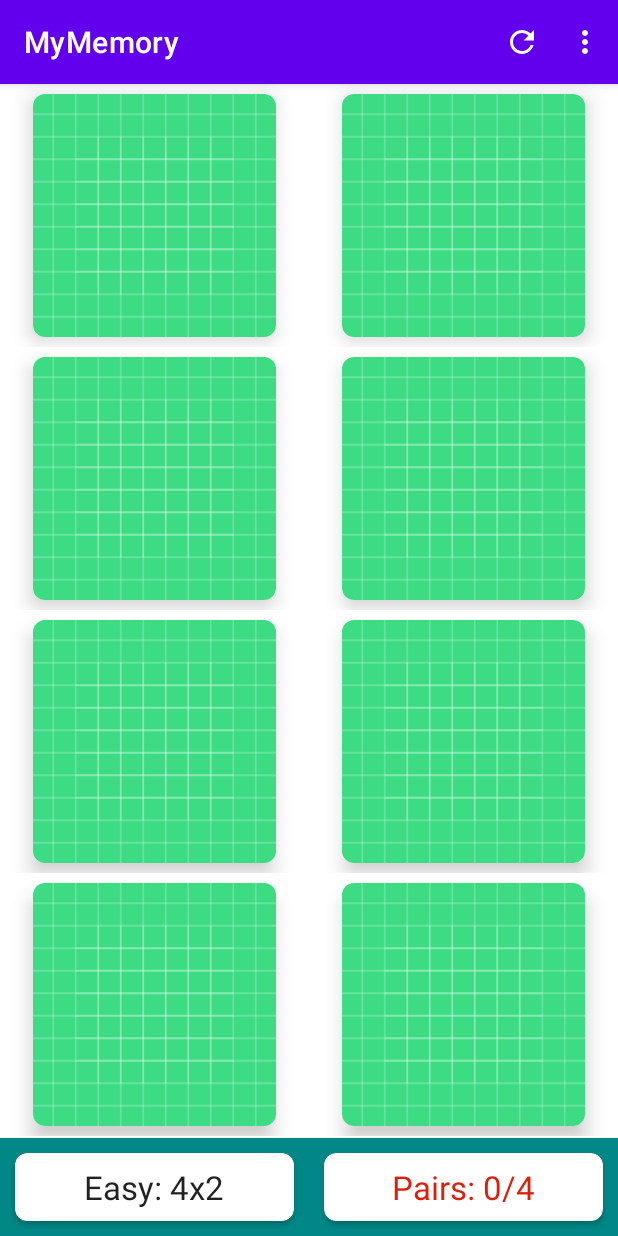
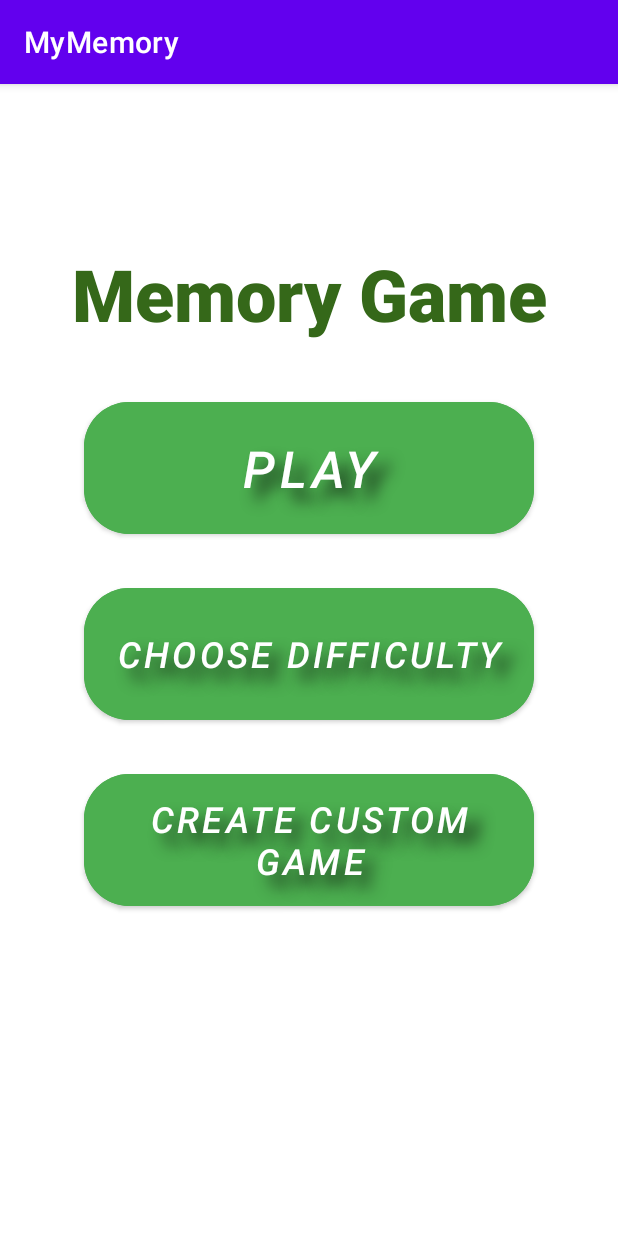
Before and after one commit to Promess02/MyMemory, an Android app: the screen it shows after launch (MainActivity), on a phone screen of 412 x 824 dp. Run offline under Robolectric (Android 15) with nearby library versions, the phone set to English and light mode, and no system bars; our stand-ins replace Firebase (no records; nobody signed in at launch, a user with empty details on screens opened directly).

Commit message:
added menu

```diff
--- a/app/src/main/java/com/example/mymemory/MainActivity.kt
+++ b/app/src/main/java/com/example/mymemory/MainActivity.kt
@@ -1,146 +1,67 @@
 package com.example.mymemory
 
-import android.animation.ArgbEvaluator
-import android.app.Activity
 import android.content.Intent
-import androidx.appcompat.app.AppCompatActivity
 import android.os.Bundle
-import android.util.Log
 import android.view.LayoutInflater
-import android.view.Menu
-import android.view.MenuItem
 import android.view.View
+import android.widget.Button
 import android.widget.RadioGroup
 import android.widget.TextView
 import androidx.appcompat.app.AlertDialog
-import androidx.constraintlayout.widget.ConstraintLayout
-import androidx.core.content.ContextCompat
-import androidx.recyclerview.widget.GridLayoutManager
-import androidx.recyclerview.widget.RecyclerView
+import androidx.appcompat.app.AppCompatActivity
 import com.example.mymemory.models.BoardSize
-import com.example.mymemory.models.MemoryGame
-import com.example.mymemory.models.UserImageList
 import com.example.mymemory.utils.EXTRA_BOARD_SIZE
-import com.example.mymemory.utils.EXTRA_GAME_NAME
-import com.google.android.material.snackbar.Snackbar
 import com.google.firebase.firestore.ktx.firestore
 import com.google.firebase.ktx.Firebase
 
-class MainActivity : AppCompatActivity() {
-
+class MainActivity: AppCompatActivity(){
     companion object {
         private const val TAG = "MainActivity"
         private const val CREATE_REQUEST_CODE = 248
     }
 
-    private lateinit var clRoot: ConstraintLayout
-    private lateinit var adapter: MemoryBoardAdapter
-    private lateinit var memoryGame: MemoryGame
-    private lateinit var rvBoard: RecyclerView
-    private lateinit var tvNumMoves: TextView
-    private lateinit var tvNumPairs: TextView
+    private lateinit var GameName: TextView
+    private lateinit var playButton: Button
+    private lateinit var diffButton: Button
+    private lateinit var customBtn: Button
     private val db = Firebase.firestore
     private var gameName: String? = null
-    private var customGameImages: List<String>?=null
+    private var boardSize: BoardSize = BoardSize.EASY
 
-    private var boardSize: BoardSize = BoardSize.EASY
 
     override fun onCreate(savedInstanceState: Bundle?) {
 
         super.onCreate(savedInstanceState)
-        setContentView(R.layout.activity_main)
+        setContentView(R.layout.menu)
 
-        clRoot = findViewById(R.id.clRoot)
-        rvBoard = findViewById(R.id.rvBoard)
-        tvNumMoves = findViewById(R.id.tvNumMoves)
-        tvNumPairs = findViewById(R.id.tvNumPairs)
+        GameName = findViewById(R.id.Welcome)
+        playButton = findViewById(R.id.PlayBtn)
+        diffButton = findViewById(R.id.ChooseBtn)
+        customBtn = findViewById(R.id.CustomBtn)
+
+        playButton.setOnClickListener {
+            val intent = Intent(this, GameActivity::class.java)
+            startActivity(intent)
+        }
+
+        diffButton.setOnClickListener {
+            showNewSizeDialog()
+            val intent = Intent(this, GameActivity::class.java)
+            intent.putExtra(EXTRA_BOARD_SIZE,boardSize)
+            startActivity(intent)
+        }
+
+        customBtn.setOnClickListener {
+            showCreationDialog()
+        }
 
         /*
         val intent = Intent(this, CreateActivity::class.java)
         intent.putExtra(EXTRA_BOARD_SIZE,BoardSize.MEDIUM)
         startActivity(intent)
         */
-        setupBoard()
     }
-
-    override fun onCreateOptionsMenu(menu: Menu?): Boolean {
-        menuInflater.inflate(R.menu.main, menu)
-        return true
-    }
-
-    override fun onOptionsItemSelected(item: MenuItem): Boolean{
-        when(item.itemId){
-            R.id.mi_refresh ->{
-                //setup again
-                if(memoryGame.getNumMoves()>0 && !memoryGame.haveWonGame()){
-                    showAlertDialog("Quit your current game?", null, View.OnClickListener {
-                        setupBoard()
-                    })
-                } else{
-                    setupBoard()
-                }
-                return true
-            }
-            R.id.mi_new_size ->{
-                showNewSizeDialog()
-                return true
-            }
-            R.id.mi_custom ->{
-                showCreationDialog()
-                return true
-            }
-        }
-        return super.onOptionsItemSelected(item)
-    }
-
-    override fun onActivityResult(requestCode: Int, resultCode: Int, data: Intent?) {
-        if(requestCode == CREATE_REQUEST_CODE && resultCode== Activity.RESULT_OK){
-            val customGameName = data?.getStringExtra(EXTRA_GAME_NAME)
-            if(customGameName == null){
-                Log.e(TAG,"Null custom game")
-                return
-            }
-            downloadGame(customGameName)
-        }
-        super.onActivityResult(requestCode, resultCode, data)
-    }
-
-    private fun downloadGame(customGameName: String) {
-        db.collection("games").document(customGameName).get().addOnSuccessListener { document ->
-            val userImageList = document.toObject(UserImageList::class.java)
-            if(userImageList?.images ==null){
-                Log.e(TAG, "Invalid custom game data")
-                Snackbar.make(clRoot,"Couldn't find the game", Snackbar.LENGTH_LONG).show()
-                return@addOnSuccessListener
-            }
-            val numCards = userImageList.images.size*2
-            boardSize = BoardSize.getByValue(numCards)
-            customGameImages = userImageList.images
-            setupBoard()
-            gameName = customGameName
-        }.addOnFailureListener{ exception ->
-            Log.e(TAG, "retrieving game", exception)
-        }
-    }
-
-    private fun showCreationDialog() {
-        val boardSizeView = LayoutInflater.from(this).inflate(R.layout.dialog_board_size, null)
-        val radioGroupSize = boardSizeView.findViewById<RadioGroup>(R.id.radioGroup)
-        showAlertDialog("Create your own memory board", boardSizeView, View.OnClickListener {
-            val desiredBoardSize = when (radioGroupSize.checkedRadioButtonId){
-                R.id.rbEasy -> BoardSize.EASY
-                R.id.rbMedium -> BoardSize.MEDIUM
-                else -> BoardSize.HARD
-            }
-            //navigate to a new activity
-
-            val intent = Intent(this,CreateActivity::class.java)
-            intent.putExtra(EXTRA_BOARD_SIZE,desiredBoardSize)
-            startActivityForResult(intent,CREATE_REQUEST_CODE)
-        })
-    }
-
-    private fun showNewSizeDialog() {
+    private fun showNewSizeDialog(){
         val boardSizeView = LayoutInflater.from(this).inflate(R.layout.dialog_board_size, null)
         val radioGroupSize = boardSizeView.findViewById<RadioGroup>(R.id.radioGroup)
         when(boardSize){
@@ -155,11 +76,8 @@ class MainActivity : AppCompatActivity() {
                 else -> BoardSize.HARD
             }
             gameName = null
-            customGameImages = null
-            setupBoard()
         })
     }
-
     private fun showAlertDialog(title: String, view: View?, positiveClickListener: View.OnClickListener) {
         AlertDialog.Builder(this)
             .setTitle(title)
@@ -169,61 +87,20 @@ class MainActivity : AppCompatActivity() {
                 positiveClickListener.onClick(null)
             }.show()
     }
+    private fun showCreationDialog() {
+        val boardSizeView = LayoutInflater.from(this).inflate(R.layout.dialog_board_size, null)
+        val radioGroupSize = boardSizeView.findViewById<RadioGroup>(R.id.radioGroup)
+        showAlertDialog("Create your own memory board", boardSizeView, View.OnClickListener {
+            val desiredBoardSize = when (radioGroupSize.checkedRadioButtonId){
+                R.id.rbEasy -> BoardSize.EASY
+                R.id.rbMedium -> BoardSize.MEDIUM
+                else -> BoardSize.HARD
+            }
+            //navigate to a new activity
 
-    private fun setupBoard() {
-        supportActionBar?.title = gameName ?: getString(R.string.app_name)
-        when (boardSize){
-            BoardSize.EASY -> {
-                tvNumMoves.text = "Easy: 4x2"
-                tvNumPairs.text = "Pairs: 0/4"
-            }
-            BoardSize.MEDIUM -> {
-                tvNumMoves.text = "Easy: 6x3"
-                tvNumPairs.text = "Pairs: 0/9"
-            }
-            BoardSize.HARD -> {
-                tvNumMoves.text = "Easy: 6x4"
-                tvNumPairs.text = "Pairs: 0/21"
-            }
-        }
-        tvNumPairs.setTextColor(ContextCompat.getColor(this,R.color.color_progress_none))
-        memoryGame = MemoryGame(boardSize, customGameImages)
-        adapter = MemoryBoardAdapter(this, boardSize, memoryGame.cards, object: MemoryBoardAdapter.CardClickListener{
-            override fun onCardClicked(position: Int) {
-                updateGameWithFlip(position)
-            }
+            val intent = Intent(this,CreateActivity::class.java)
+            intent.putExtra(EXTRA_BOARD_SIZE,desiredBoardSize)
+            startActivityForResult(intent, MainActivity.CREATE_REQUEST_CODE)
         })
-        rvBoard.adapter = adapter
-        rvBoard.layoutManager = GridLayoutManager(this,boardSize.getWidth())
-    }
-
-    private fun updateGameWithFlip(position: Int) {
-        //error checking
-        if(memoryGame.haveWonGame()){
-            Snackbar.make(clRoot, "You already won", Snackbar.LENGTH_LONG).show()
-            return
-        }
-        if(memoryGame.isCardFaceUp(position)){
-            Snackbar.make(clRoot, "Invalid move", Snackbar.LENGTH_LONG).show()
-            return
-        }
-
-        if(memoryGame.flipCard(position)){
-            Log.i(TAG,"Found a match! Num pairs found: ${memoryGame.numPairsFound}")
-            tvNumPairs.text = "Pairs: ${memoryGame.numPairsFound}/${boardSize.getNumPairs()}"
-
-            val color = ArgbEvaluator().evaluate(
-                memoryGame.numPairsFound.toFloat()/boardSize.getNumPairs(),
-                ContextCompat.getColor(this,R.color.color_progress_none),
-                ContextCompat.getColor(this, R.color.color_progress_full)
-            ) as Int
-            tvNumPairs.setTextColor(color)
-
-            if(memoryGame.haveWonGame()){
-                Snackbar.make(clRoot,"You won! Congratulations.",Snackbar.LENGTH_LONG).show()
-            }
-        }
-        tvNumMoves.text = "Moves: ${memoryGame.getNumMoves()}"
-        adapter.notifyDataSetChanged()
     }
 }
--- /dev/null
+++ b/app/src/main/java/com/example/mymemory/utils/Functions.kt
@@ -0,0 +1 @@
+package com.example.mymemory.utils
--- /dev/null
+++ b/app/src/main/res/drawable/ic_baseline_memory_24.xml
@@ -0,0 +1,5 @@
+<vector android:height="24dp" android:tint="#64B155"
+    android:viewportHeight="24" android:viewportWidth="24"
+    android:width="24dp" xmlns:android="http://schemas.android.com/apk/res/android">
+    <path android:fillColor="@android:color/white" android:pathData="M15,9L9,9v6h6L15,9zM13,13h-2v-2h2v2zM21,11L21,9h-2L19,7c0,-1.1 -0.9,-2 -2,-2h-2L15,3h-2v2h-2L11,3L9,3v2L7,5c-1.1,0 -2,0.9 -2,2v2L3,9v2h2v2L3,13v2h2v2c0,1.1 0.9,2 2,2h2v2h2v-2h2v2h2v-2h2c1.1,0 2,-0.9 2,-2v-2h2v-2h-2v-2h2zM17,17L7,17L7,7h10v10z"/>
+</vector>
--- a/app/src/main/res/layout/activity_main.xml
+++ b/app/src/main/res/layout/activity_main.xml
@@ -10,7 +10,7 @@
         android:id="@+id/clRoot"
         android:layout_width="match_parent"
         android:layout_height="match_parent"
-        tools:context=".MainActivity">
+        tools:context=".GameActivity">
 
         <LinearLayout
             android:id="@+id/llGameInfo"
--- /dev/null
+++ b/app/src/main/res/layout/menu.xml
@@ -0,0 +1,105 @@
+<?xml version="1.0" encoding="utf-8"?>
+<androidx.constraintlayout.widget.ConstraintLayout xmlns:android="http://schemas.android.com/apk/res/android"
+    xmlns:app="http://schemas.android.com/apk/res-auto"
+    xmlns:tools="http://schemas.android.com/tools"
+    android:id="@+id/clrRoot"
+    android:layout_width="match_parent"
+    android:layout_height="match_parent">
+
+    <TextView
+        android:id="@+id/Welcome"
+        android:layout_width="match_parent"
+        android:layout_height="wrap_content"
+        android:layout_marginTop="92dp"
+        android:ellipsize="middle"
+        android:fontFamily="sans-serif-black"
+        android:gravity="center_horizontal|center_vertical"
+        android:paddingTop="15dp"
+        android:paddingBottom="10dp"
+        android:text="Memory Game"
+        android:textColor="#356819"
+        android:textSize="48sp"
+        app:layout_constraintStart_toStartOf="parent"
+        app:layout_constraintTop_toTopOf="parent" />
+
+    <Button
+        android:id="@+id/PlayBtn"
+        android:layout_width="wrap_content"
+        android:layout_height="wrap_content"
+        android:layout_gravity="center_horizontal|center_vertical"
+        android:layout_marginTop="24dp"
+        android:width="300dp"
+        android:height="100dp"
+        android:backgroundTint="#4CAF50"
+        android:backgroundTintMode="add"
+        android:elegantTextHeight="false"
+        android:gravity="center_horizontal|center_vertical"
+        android:maxWidth="200dip"
+        android:shadowColor="#163017"
+        android:shadowDx="12"
+        android:shadowDy="12"
+        android:shadowRadius="12"
+        android:text="Play"
+        android:textSize="34sp"
+        android:textStyle="italic"
+        app:cornerRadius="30dp"
+        app:iconTint="#FFFFFF"
+        app:layout_constraintEnd_toEndOf="parent"
+        app:layout_constraintStart_toStartOf="parent"
+        app:layout_constraintTop_toBottomOf="@+id/Welcome" />
+
+    <Button
+        android:id="@+id/ChooseBtn"
+        android:layout_width="wrap_content"
+        android:layout_height="wrap_content"
+        android:layout_gravity="center_horizontal|center_vertical"
+        android:layout_marginStart="32dp"
+        android:layout_marginTop="24dp"
+        android:layout_marginEnd="32dp"
+        android:width="300dp"
+        android:height="100dp"
+        android:backgroundTint="#4CAF50"
+        android:backgroundTintMode="add"
+        android:elegantTextHeight="false"
+        android:gravity="center_horizontal|center_vertical"
+        android:maxWidth="200dip"
+        android:shadowColor="#163017"
+        android:shadowDx="12"
+        android:shadowDy="12"
+        android:shadowRadius="12"
+        android:text="Choose Difficulty"
+        android:textSize="24sp"
+        android:textStyle="italic"
+        app:cornerRadius="30dp"
+        app:iconTint="#FFFFFF"
+        app:layout_constraintEnd_toEndOf="parent"
+        app:layout_constraintStart_toStartOf="parent"
+        app:layout_constraintTop_toBottomOf="@+id/PlayBtn" />
+
+    <Button
+        android:id="@+id/CustomBtn"
+        android:layout_width="wrap_content"
+        android:layout_height="wrap_content"
+        android:layout_gravity="center_horizontal|center_vertical"
+        android:layout_marginTop="24dp"
+        android:width="300dp"
+        android:height="100dp"
+        android:backgroundTint="#4CAF50"
+        android:backgroundTintMode="add"
+        android:elegantTextHeight="false"
+        android:gravity="center_horizontal|center_vertical"
+        android:maxWidth="200dip"
+        android:shadowColor="#163017"
+        android:shadowDx="12"
+        android:shadowDy="12"
+        android:shadowRadius="12"
+        android:text="Create Custom Game"
+        android:textSize="24sp"
+        android:textStyle="italic"
+        app:cornerRadius="30dp"
+        app:iconTint="#FFFFFF"
+        app:layout_constraintEnd_toEndOf="parent"
+        app:layout_constraintStart_toStartOf="parent"
+        app:layout_constraintTop_toBottomOf="@+id/ChooseBtn" />
+
+</androidx.constraintlayout.widget.ConstraintLayout>
```
Also changed, not shown: app/src/main/AndroidManifest.xml (+12 -6 lines), app/src/main/java/com/example/mymemory/GameActivity.kt (added, +229 -0 lines).
